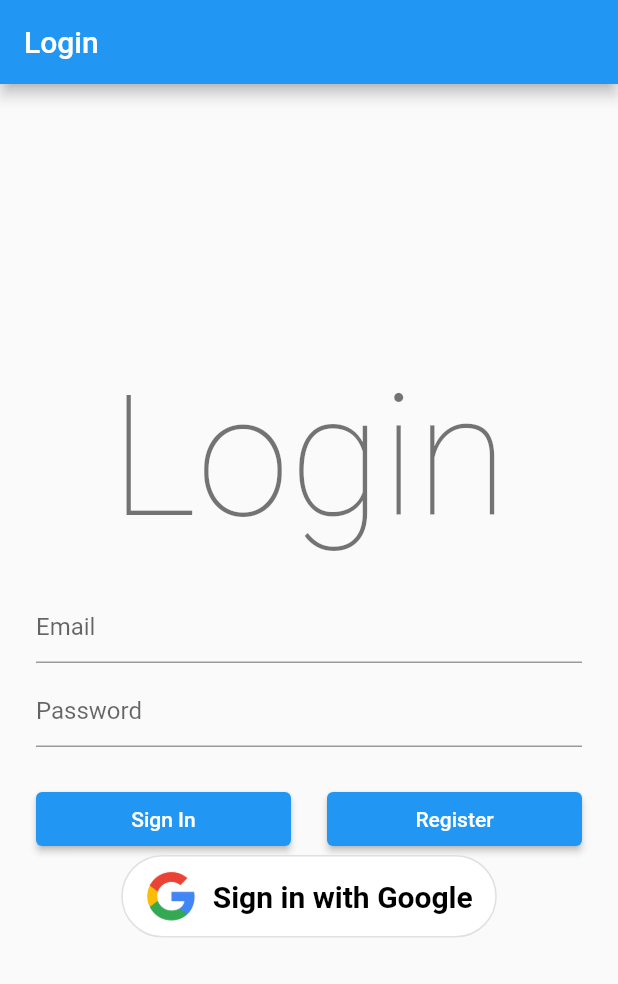
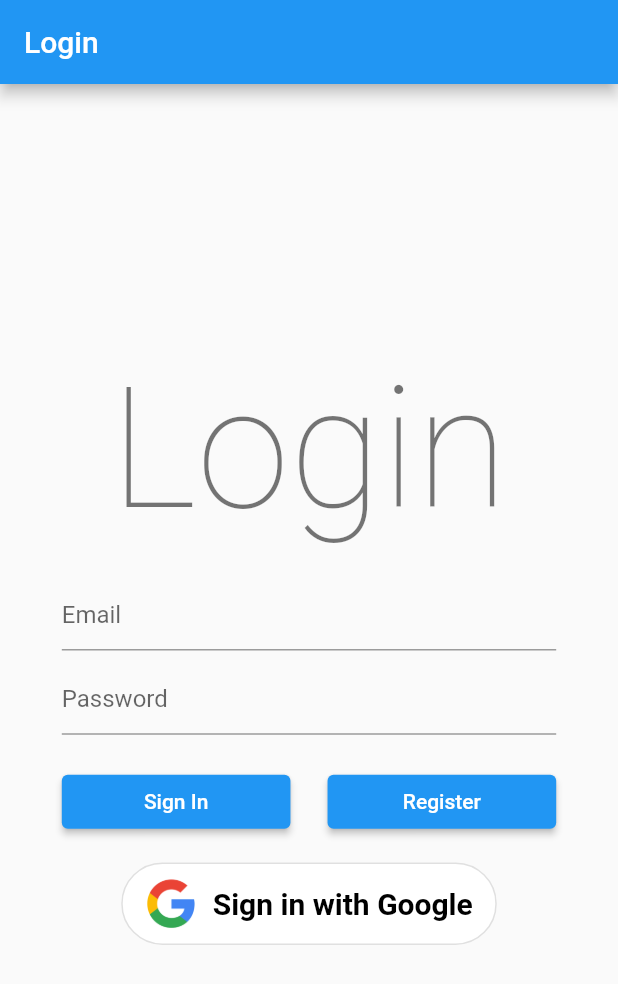
Before and after one commit to Perpoul/HatTrick-Frontend, a Flutter app: the screen it shows after launch, on a phone screen of 412 x 824 dp. Shown: the top 984 px of the screen. Run offline on Flutter 3.47's test engine with Material 2 defaults, Android fonts, the phone set to English and light mode, and no system bars; our stand-ins replace firebase_auth, firebase_core, geolocator, google_maps_flutter, google_sign_in; accounts and stored records are empty.

Commit message:
small ui tweaks

```diff
--- a/lib/pages/homePage.dart
+++ b/lib/pages/homePage.dart
@@ -56,6 +56,7 @@ class _HomePageState extends State<HomePage> {
 
   @override
   Widget build(BuildContext context) {
+    final screen = MediaQuery.of(context).size;
     return Scaffold(
       body: Container(
         child: SafeArea(
@@ -93,13 +94,13 @@ class _HomePageState extends State<HomePage> {
       //   });
       // }),
       bottomNavigationBar: Container(
-          height: 60,
+          height: screen.height * .08,
           // ignore: prefer_const_constructors
           decoration: BoxDecoration(
             color: Colors.black,
             borderRadius: const BorderRadius.only(
-              topLeft: Radius.circular(20),
-              topRight: Radius.circular(20),
+              topLeft: Radius.circular(1),
+              topRight: Radius.circular(1),
             ),
           ),
           child: Row(
--- a/lib/pages/login.dart
+++ b/lib/pages/login.dart
@@ -37,6 +37,7 @@ class _LoginPageState extends State<LoginPage> {
 
   @override
   Widget build(BuildContext context) {
+    final screen = MediaQuery.of(context).size;
     return GestureDetector(
         onTap: () {
           emailFocus.unfocus();
@@ -44,24 +45,30 @@ class _LoginPageState extends State<LoginPage> {
         },
         child: Scaffold(
             appBar: AppBar(
-              title: Text("Login"),
+              title: const Text("Login"),
             ),
             body: FutureBuilder(
                 future: FireAuth.initializeFirebase(context: context),
                 builder: (context, snapshot) {
                   if (snapshot.connectionState == ConnectionState.done) {
                     return Padding(
-                        padding: const EdgeInsets.only(left: 24.0, right: 24.0),
+                        padding: EdgeInsets.only(
+                            left: screen.width * .10,
+                            right: screen.width * .10),
                         child: Column(
                             mainAxisAlignment: MainAxisAlignment.center,
                             children: [
                               Padding(
-                                padding: const EdgeInsets.only(bottom: 24.0),
-                                child: Text(
-                                  "Login",
-                                  style:
-                                      Theme.of(context).textTheme.displayLarge,
-                                ),
+                                padding: EdgeInsets.only(
+                                    bottom: screen.height * .025),
+                                child: FittedBox(
+                                    fit: BoxFit.scaleDown,
+                                    child: Text(
+                                      "Login",
+                                      style: Theme.of(context)
+                                          .textTheme
+                                          .displayLarge,
+                                    )),
                               ),
                               Form(
                                   key: _formKey,
@@ -84,7 +91,7 @@ class _LoginPageState extends State<LoginPage> {
                                         ),
                                       ),
                                     ),
-                                    SizedBox(height: 8.0),
+                                    SizedBox(height: screen.height * .01),
                                     TextFormField(
                                       controller: passwordTextController,
                                       focusNode: passwordFocus,
@@ -104,7 +111,7 @@ class _LoginPageState extends State<LoginPage> {
                                       ),
                                     ),
 
-                                    SizedBox(height: 24.0),
+                                    SizedBox(height: screen.height * .025),
                                     _isProcessing
                                         ? CircularProgressIndicator()
                                         : Row(
@@ -155,7 +162,8 @@ class _LoginPageState extends State<LoginPage> {
                                                     ),
                                                   ),
                                                 ),
-                                                SizedBox(width: 24.0),
+                                                SizedBox(
+                                                    width: screen.width * .06),
                                                 Expanded(
                                                     child: ElevatedButton(
                                                         onPressed: () {
@@ -175,7 +183,10 @@ class _LoginPageState extends State<LoginPage> {
                                                         )))
                                               ]),
                                     //google sign in:
-                                    GoogleSignInButton(),
+                                    SizedBox(height: screen.height * .02),
+                                    FittedBox(
+                                        fit: BoxFit.scaleDown,
+                                        child: GoogleSignInButton()),
 
                                     //                   Card(
                                     //                       child: Column(
```
